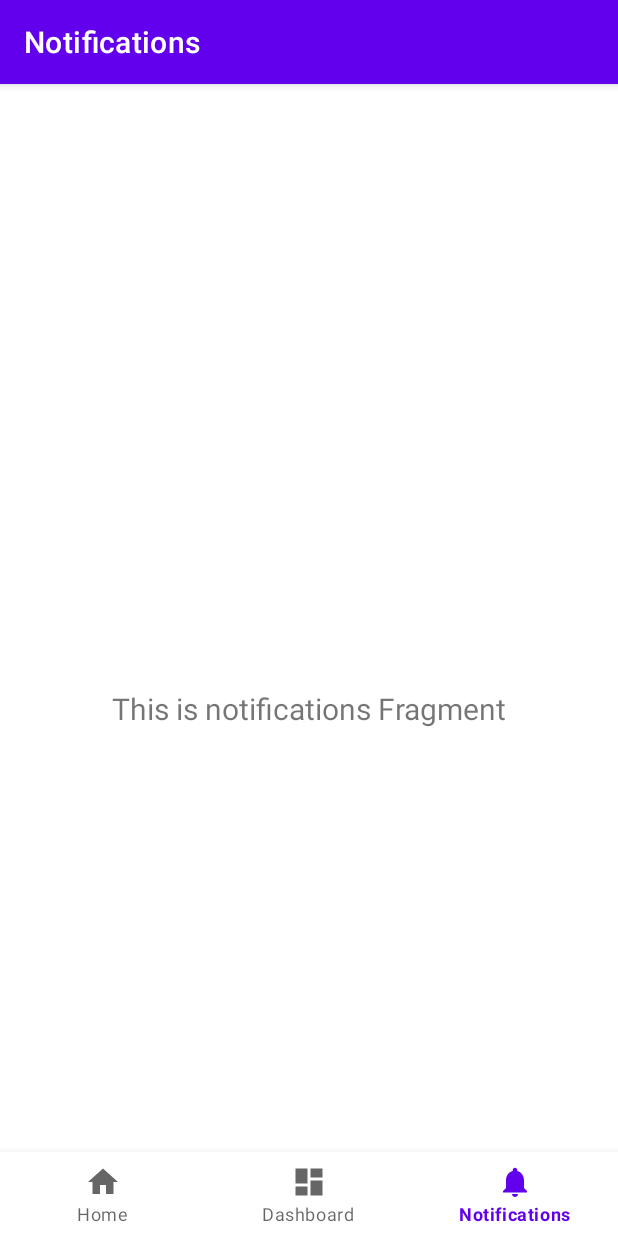
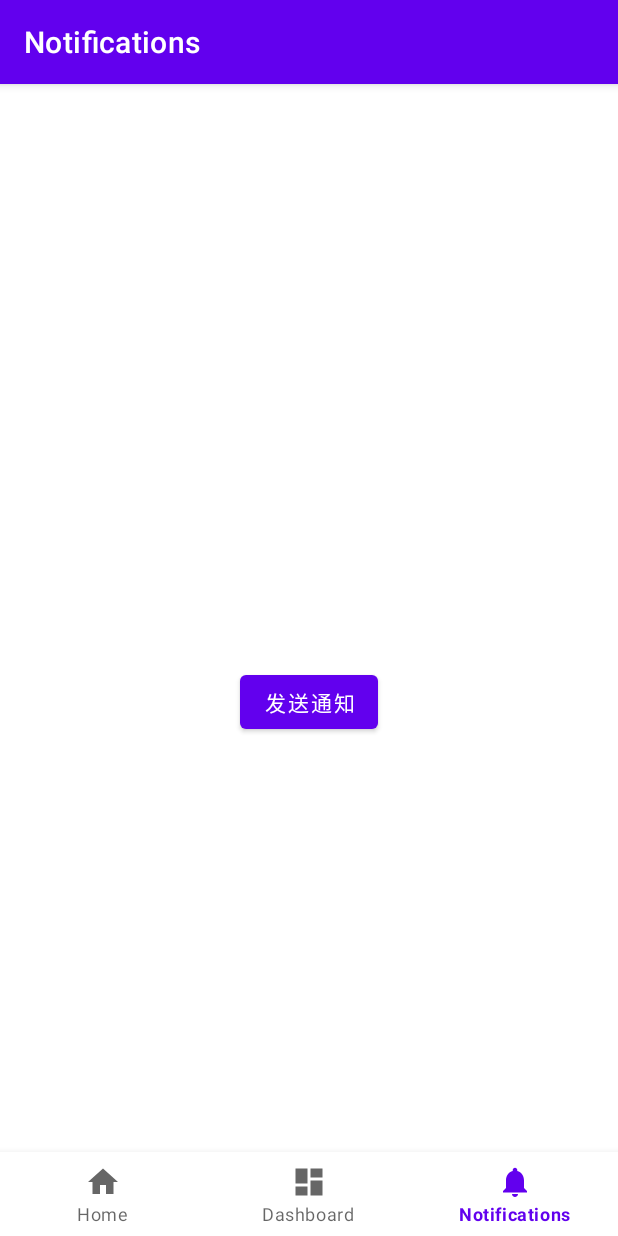
Before and after one commit to klxiaoniu/Youxi, an Android app: the NotificationsFragment screen opened through its navigation route, on a phone screen of 412 x 824 dp. Run offline under Robolectric (Android 15) with nearby library versions, the phone set to English and light mode, and no system bars; our stand-ins replace navigation-ui.

Commit message:
feat: support notification

```diff
--- a/app/src/main/AndroidManifest.xml
+++ b/app/src/main/AndroidManifest.xml
@@ -3,6 +3,8 @@
     xmlns:tools="http://schemas.android.com/tools">
 
     <uses-permission android:name="android.permission.INTERNET" />
+
+    <uses-permission android:name="android.permission.POST_NOTIFICATIONS" />
 
     <application
         android:name=".MyApplication"
--- a/app/src/main/java/com/glittering/youxi/ui/notifications/NotificationsFragment.kt
+++ b/app/src/main/java/com/glittering/youxi/ui/notifications/NotificationsFragment.kt
@@ -1,12 +1,24 @@
 package com.glittering.youxi.ui.notifications
 
+import android.app.NotificationChannel
+import android.app.NotificationManager
+import android.app.PendingIntent
+import android.app.PendingIntent.FLAG_IMMUTABLE
+import android.content.Context
+import android.content.Intent
+import android.os.Build
 import android.os.Bundle
 import android.view.LayoutInflater
 import android.view.View
 import android.view.ViewGroup
-import android.widget.TextView
+import androidx.core.app.ActivityCompat
+import androidx.core.app.NotificationCompat
+import androidx.core.content.PermissionChecker.PERMISSION_GRANTED
+import androidx.core.content.PermissionChecker.checkSelfPermission
 import androidx.fragment.app.Fragment
 import androidx.lifecycle.ViewModelProvider
+import com.glittering.youxi.LoginActivity
+import com.glittering.youxi.R
 import com.glittering.youxi.databinding.FragmentNotificationsBinding
 
 class NotificationsFragment : Fragment() {
@@ -28,10 +40,52 @@ class NotificationsFragment : Fragment() {
         _binding = FragmentNotificationsBinding.inflate(inflater, container, false)
         val root: View = binding.root
 
-        val textView: TextView = binding.textNotifications
-        notificationsViewModel.text.observe(viewLifecycleOwner) {
-            textView.text = it
+//        val textView: TextView = binding.textNotifications
+//        notificationsViewModel.text.observe(viewLifecycleOwner) {
+//            textView.text = it
+//        }
+
+        if (Build.VERSION.SDK_INT >= Build.VERSION_CODES.TIRAMISU && checkSelfPermission(
+                requireActivity(),
+                "android.permission.POST_NOTIFICATIONS"
+            ) != PERMISSION_GRANTED
+        ) {
+            val pms = arrayOf("android.permission.POST_NOTIFICATIONS")
+            ActivityCompat.requestPermissions(requireActivity(), pms, 1)
         }
+        val manager =
+            requireActivity().getSystemService(Context.NOTIFICATION_SERVICE) as NotificationManager
+        if (Build.VERSION.SDK_INT >= Build.VERSION_CODES.O) {
+            val channel: List<NotificationChannel> = listOf(
+                NotificationChannel(
+                    "system", "系统通知", NotificationManager.IMPORTANCE_DEFAULT
+                ), NotificationChannel(
+                    "chat", "聊天消息", NotificationManager.IMPORTANCE_HIGH
+                )
+            )
+            channel.forEach { c ->
+                manager.createNotificationChannel(c)
+            }
+        }
+        binding.btnNotify.setOnClickListener {
+            val intent = Intent(requireActivity(), LoginActivity::class.java)
+            val pi = PendingIntent.getActivity(requireActivity(), 0, intent, FLAG_IMMUTABLE)
+            val notification = NotificationCompat.Builder(requireActivity(), "chat")
+                .setContentTitle("用户名")
+                .setContentText("消息具体内容")
+                .setSmallIcon(R.drawable.ic_notifications_black_24dp)   //icon
+//                .setLargeIcon(
+//                    BitmapFactory.decodeResource(     //头像
+//                        resources,
+//                        R.drawable.large_icon
+//                    )
+//                )
+                .setContentIntent(pi)
+                .setAutoCancel(true)
+                .build()
+            manager.notify(1, notification)
+        }
+
         return root
     }
 
--- a/app/src/main/res/layout/fragment_home.xml
+++ b/app/src/main/res/layout/fragment_home.xml
@@ -5,10 +5,11 @@
     android:layout_width="match_parent"
     android:layout_height="match_parent"
     tools:context=".ui.home.HomeFragment">
+
     <Button
+        android:id="@+id/btn_login"
         android:layout_width="wrap_content"
         android:layout_height="wrap_content"
-    android:id="@+id/btn_login"
         android:text="登录"
         app:layout_constraintBottom_toBottomOf="parent"
         app:layout_constraintEnd_toEndOf="parent"
--- a/app/src/main/res/layout/fragment_notifications.xml
+++ b/app/src/main/res/layout/fragment_notifications.xml
@@ -5,7 +5,15 @@
     android:layout_width="match_parent"
     android:layout_height="match_parent"
     tools:context=".ui.notifications.NotificationsFragment">
-
+    <Button
+        android:id="@+id/btn_notify"
+        android:layout_width="wrap_content"
+        android:layout_height="wrap_content"
+        android:text="发送通知"
+        app:layout_constraintBottom_toBottomOf="parent"
+        app:layout_constraintEnd_toEndOf="parent"
+        app:layout_constraintStart_toStartOf="parent"
+        app:layout_constraintTop_toTopOf="parent" />
     <TextView
         android:id="@+id/text_notifications"
         android:layout_width="match_parent"
```
Lines whose indentation alone changed are shown as unchanged.
